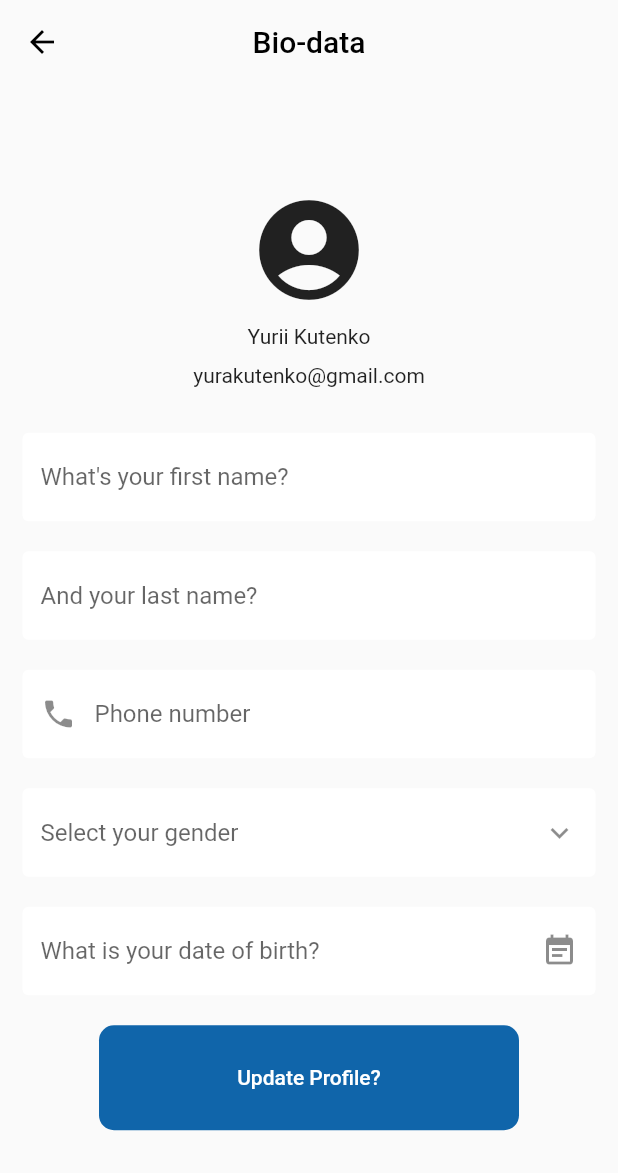
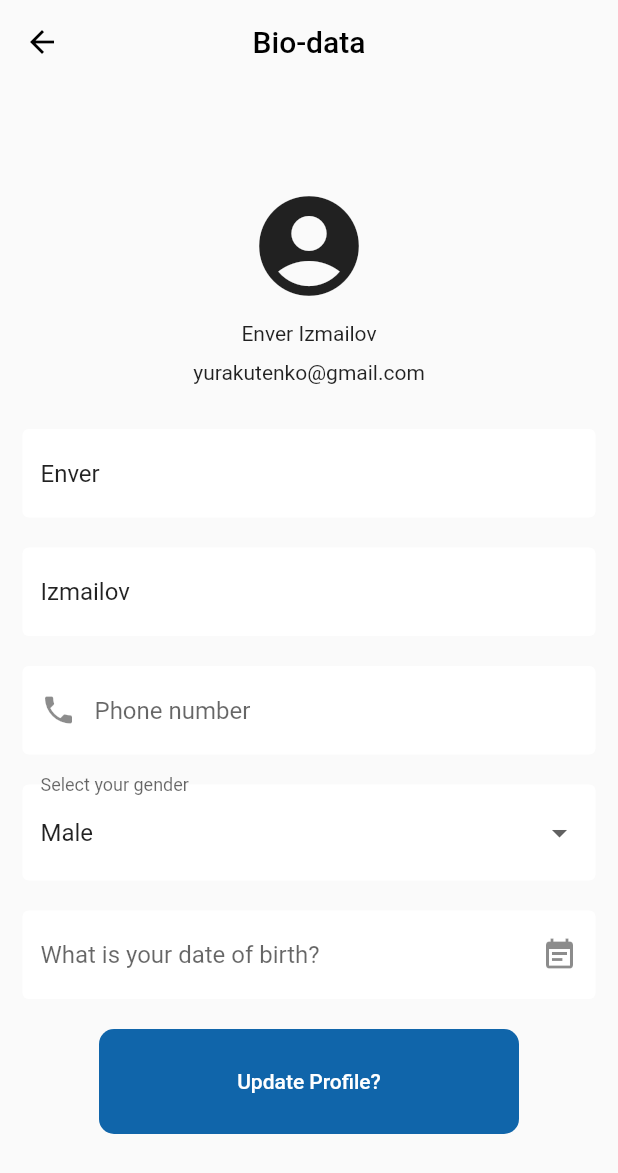
Before and after one commit to Oskaroff/everything_in_one, a Flutter app: the screen it shows after launch, item 3 of the bottom bar chosen, after a tap on the "create" icon, on a phone screen of 412 x 824 dp. Shown: the top 1173 px of the screen. Run offline on Flutter 3.47's test engine with Material 2 defaults, Android fonts, the light colour scheme and no system bars.

Commit message:
added state to personal pages

```diff
--- /dev/null
+++ b/lib/model/personal_state.dart
@@ -0,0 +1,7 @@
+class PersonalState {
+  String firstName = "Enver";
+  String lastName = "Izmailov";
+  bool isActive = false;
+  String phoneNumber = "";
+  String gender = "";
+}
--- a/lib/pages/third_page.dart
+++ b/lib/pages/third_page.dart
@@ -1,5 +1,6 @@
 import 'package:flutter/material.dart';
 
+import '../model/personal_state.dart';
 import '../widget/personal_info.dart';
 
 class ThirdPage extends StatefulWidget {
@@ -10,6 +11,18 @@ class ThirdPage extends StatefulWidget {
 }
 
 class _ThirdPageState extends State<ThirdPage> {
+  late PersonalState state;
+
+  @override
+  void initState() {
+    super.initState();
+    state = PersonalState();
+  }
+
+  void onPressed() {
+    setState(() {});
+  }
+
   @override
   Widget build(BuildContext context) {
     return Scaffold(
@@ -20,8 +33,8 @@ class _ThirdPageState extends State<ThirdPage> {
           child: SingleChildScrollView(
             child: Column(
               crossAxisAlignment: CrossAxisAlignment.start,
-              children: const [
-                Padding(
+              children: [
+                const Padding(
                   padding: EdgeInsets.only(
                     top: 10,
                     bottom: 10,
@@ -34,9 +47,16 @@ class _ThirdPageState extends State<ThirdPage> {
                     ),
                   ),
                 ),
-                ProfileWidget(),
-                AccountWidget(),
-                Padding(
+                ProfileWidget(
+                  state: state,
+                  onPressed: () {
+                    onPressed();
+                  },
+                ),
+                AccountWidget(
+                  state: state,
+                ),
+                const Padding(
                   padding: EdgeInsets.only(
                     top: 10,
                     bottom: 10,
@@ -59,21 +79,23 @@ class _ThirdPageState extends State<ThirdPage> {
   }
 }
 
-class ProfileWidget extends StatefulWidget {
+class ProfileWidget extends StatelessWidget {
+  final PersonalState state;
+  final VoidCallback? onPressed;
   const ProfileWidget({
+    required this.state,
+    required this.onPressed,
     Key? key,
   }) : super(key: key);
 
-  @override
-  State<ProfileWidget> createState() => _ProfileWidgetState();
-}
-
-class _ProfileWidgetState extends State<ProfileWidget> {
-  void navigateToPersonalInfo() {
+  void navigateToPersonalInfo(BuildContext context) {
     final navigator = Navigator.of(context);
     navigator.push(
       MaterialPageRoute(
-        builder: (BuildContext context) => const PersonalInformationWidget(),
+        builder: (BuildContext context) => PersonalInformationWidget(
+          state: state,
+          onPressed: onPressed,
+        ),
       ),
     );
   }
@@ -88,9 +110,9 @@ class _ProfileWidgetState extends State<ProfileWidget> {
       color: const Color.fromARGB(255, 15, 100, 170),
       child: ListTile(
         contentPadding: const EdgeInsets.all(10),
-        title: const Padding(
-          padding: EdgeInsets.only(bottom: 10.0),
-          child: Text("Yurii Kutenko"),
+        title: Padding(
+          padding: const EdgeInsets.only(bottom: 10.0),
+          child: Text("${state.firstName} ${state.lastName}"),
         ),
         subtitle: const Text("yurakutenko@gmail.com"),
         iconColor: Colors.white,
@@ -105,7 +127,7 @@ class _ProfileWidgetState extends State<ProfileWidget> {
             size: 25,
             color: Colors.white,
           ),
-          onPressed: navigateToPersonalInfo,
+          onPressed: () => navigateToPersonalInfo(context),
         ),
       ),
     );
@@ -113,7 +135,9 @@ class _ProfileWidgetState extends State<ProfileWidget> {
 }
 
 class AccountWidget extends StatefulWidget {
-  const AccountWidget({
+  late PersonalState state;
+  AccountWidget({
+    required this.state,
     Key? key,
   }) : super(key: key);
 
@@ -122,7 +146,6 @@ class AccountWidget extends StatefulWidget {
 }
 
 class _AccountWidgetState extends State<AccountWidget> {
-  bool _isActive = false;
   @override
   Widget build(BuildContext context) {
     return Container(
@@ -187,10 +210,10 @@ class _AccountWidgetState extends State<AccountWidget> {
               Icons.lock_outline,
               size: 50,
             ),
-            value: _isActive,
+            value: widget.state.isActive,
             onChanged: (value) {
               setState(() {
-                _isActive = value;
+                widget.state.isActive = value;
               });
             },
           ),
--- a/lib/widget/personal_info.dart
+++ b/lib/widget/personal_info.dart
@@ -1,22 +1,53 @@
-import 'package:everything_in_one/pages/third_page.dart';
 import 'package:flutter/material.dart';
+import 'package:flutter/services.dart';
 
-class PersonalInformationWidget extends StatelessWidget {
-  const PersonalInformationWidget({super.key});
+import '../model/personal_state.dart';
 
-  void navigateToThirdPage(BuildContext context) {
-    final navigator = Navigator.of(context);
-    navigator.pushReplacement(
-      MaterialPageRoute(
-        builder: (BuildContext context) => const ThirdPage(),
-      ),
-    );
+class PersonalInformationWidget extends StatefulWidget {
+  final PersonalState state;
+  final VoidCallback? onPressed;
+  const PersonalInformationWidget({
+    super.key,
+    required this.state,
+    required this.onPressed,
+  });
+
+  @override
+  State<PersonalInformationWidget> createState() =>
+      _PersonalInformationWidgetState();
+}
+
+class _PersonalInformationWidgetState extends State<PersonalInformationWidget> {
+  final genderSelectList = ["Male", "Female"];
+  String? selectedVal = "Male";
+
+  final controllerFirstName = TextEditingController();
+  final controllerlastName = TextEditingController();
+  final controllerPhoneNumber = TextEditingController();
+  final controllerGender = TextEditingController();
+
+  firstNameChange(String text) {
+    widget.state.firstName = controllerFirstName.text;
+    setState(() {});
+  }
+
+  lastNameChange(String text) {
+    widget.state.lastName = controllerlastName.text;
+    setState(() {});
+  }
+
+  phoneNumberChange(String text) {
+    widget.state.phoneNumber = controllerPhoneNumber.text;
+    setState(() {});
   }
 
   @override
   Widget build(BuildContext context) {
+    controllerFirstName.text = widget.state.firstName;
+    controllerlastName.text = widget.state.lastName;
+    controllerPhoneNumber.text = widget.state.phoneNumber;
+
     return Scaffold(
-      // backgroundColor: const Color.fromARGB(255, 223, 223, 223),
       appBar: AppBar(
         leading: BackButton(
           color: Colors.black,
@@ -43,16 +74,21 @@ class PersonalInformationWidget extends StatelessWidget {
                   Icons.account_circle_rounded,
                   size: 80,
                 ),
-                const Padding(
-                  padding: EdgeInsets.all(10.0),
-                  child: Text("Yurii Kutenko"),
+                Padding(
+                  padding: const EdgeInsets.all(10.0),
+                  child: Text(
+                    "${widget.state.firstName} ${widget.state.lastName}",
+                  ),
                 ),
                 const Text("yurakutenko@gmail.com"),
                 const SizedBox(
                   height: 30,
                 ),
-                const TextField(
-                  decoration: InputDecoration(
+                TextField(
+                  controller: controllerFirstName,
+                  onSubmitted: firstNameChange,
+                  onEditingComplete: widget.onPressed,
+                  decoration: const InputDecoration(
                     // Высота Labela
                     // isCollapsed: true,
                     // contentPadding: EdgeInsets.all(15),
@@ -70,8 +106,11 @@ class PersonalInformationWidget extends StatelessWidget {
                 const SizedBox(
                   height: 20,
                 ),
-                const TextField(
-                  decoration: InputDecoration(
+                TextField(
+                  controller: controllerlastName,
+                  onSubmitted: lastNameChange,
+                  onEditingComplete: widget.onPressed,
+                  decoration: const InputDecoration(
                     filled: true,
                     fillColor: Colors.white,
                     hintText: "And your last name?",
@@ -86,8 +125,12 @@ class PersonalInformationWidget extends StatelessWidget {
                 const SizedBox(
                   height: 20,
                 ),
-                const TextField(
-                  decoration: InputDecoration(
+                TextField(
+                  keyboardType: TextInputType.phone,
+                  controller: controllerPhoneNumber,
+                  onSubmitted: phoneNumberChange,
+                  inputFormatters: [FilteringTextInputFormatter.digitsOnly],
+                  decoration: const InputDecoration(
                     filled: true,
                     fillColor: Colors.white,
                     prefixIcon: Icon(Icons.phone),
@@ -103,12 +146,11 @@ class PersonalInformationWidget extends StatelessWidget {
                 const SizedBox(
                   height: 20,
                 ),
-                const TextField(
-                  decoration: InputDecoration(
+                DropdownButtonFormField(
+                  decoration: const InputDecoration(
+                    labelText: "Select your gender",
                     filled: true,
                     fillColor: Colors.white,
-                    suffixIcon: Icon(Icons.expand_more),
-                    hintText: "Select your gender",
                     border: OutlineInputBorder(),
                     enabledBorder: OutlineInputBorder(
                       borderSide: BorderSide(
@@ -116,6 +158,19 @@ class PersonalInformationWidget extends StatelessWidget {
                       ),
                     ),
                   ),
+                  value: selectedVal,
+                  items: genderSelectList
+                      .map((e) => DropdownMenuItem(
+                            child: Text(e),
+                            value: e,
+                          ))
+                      .toList(),
+                  onChanged: (value) {
+                    setState(() {
+                      // widget.state.gender = value as String;
+                      selectedVal = value;
+                    });
+                  },
                 ),
                 const SizedBox(
                   height: 20,
```
Also changed, not shown: lib/warriors_game/preparing_warrios_battle.dart (deleted, +0 -85 lines), lib/warriors_game/warrios_battle.dart (deleted, +0 -177 lines), lib/warriors_game/winner_loser_widget.dart (deleted, +0 -95 lines).
